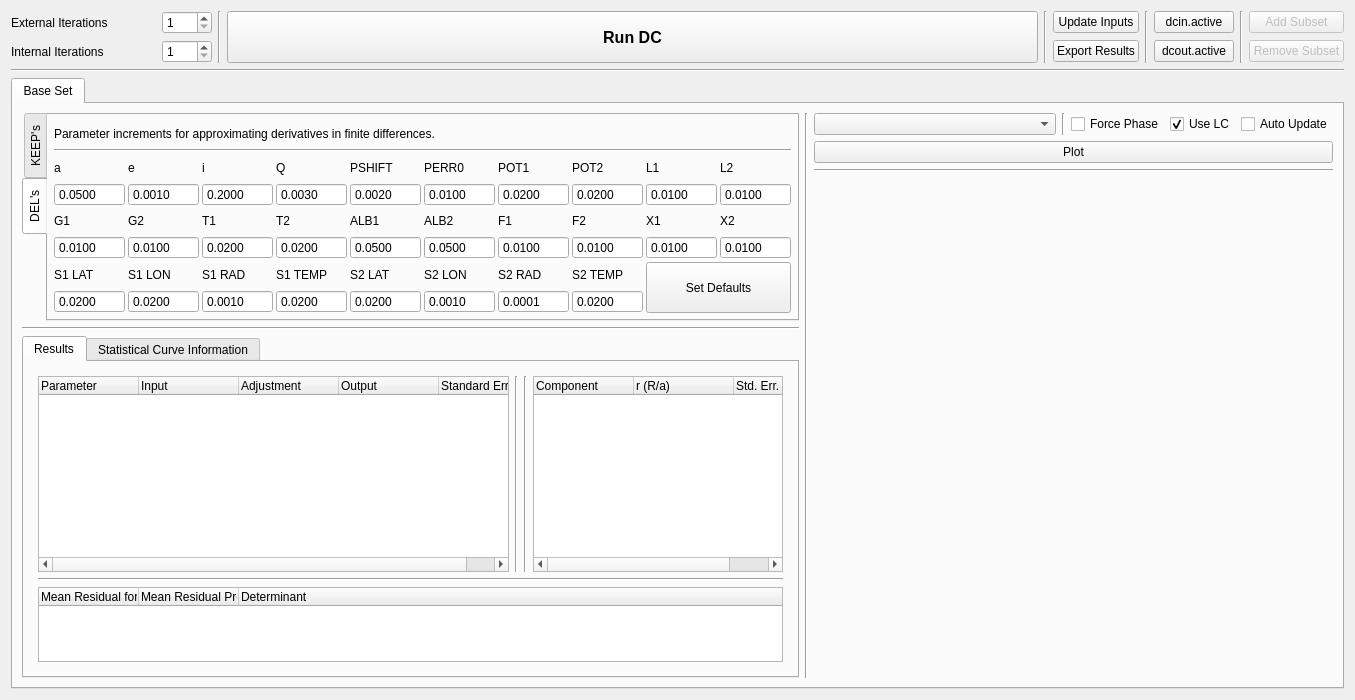
Before: the Qt Designer form resources/dc_widget.ui in Varnani/pywd2015-qt5, drawn with Qt 5.
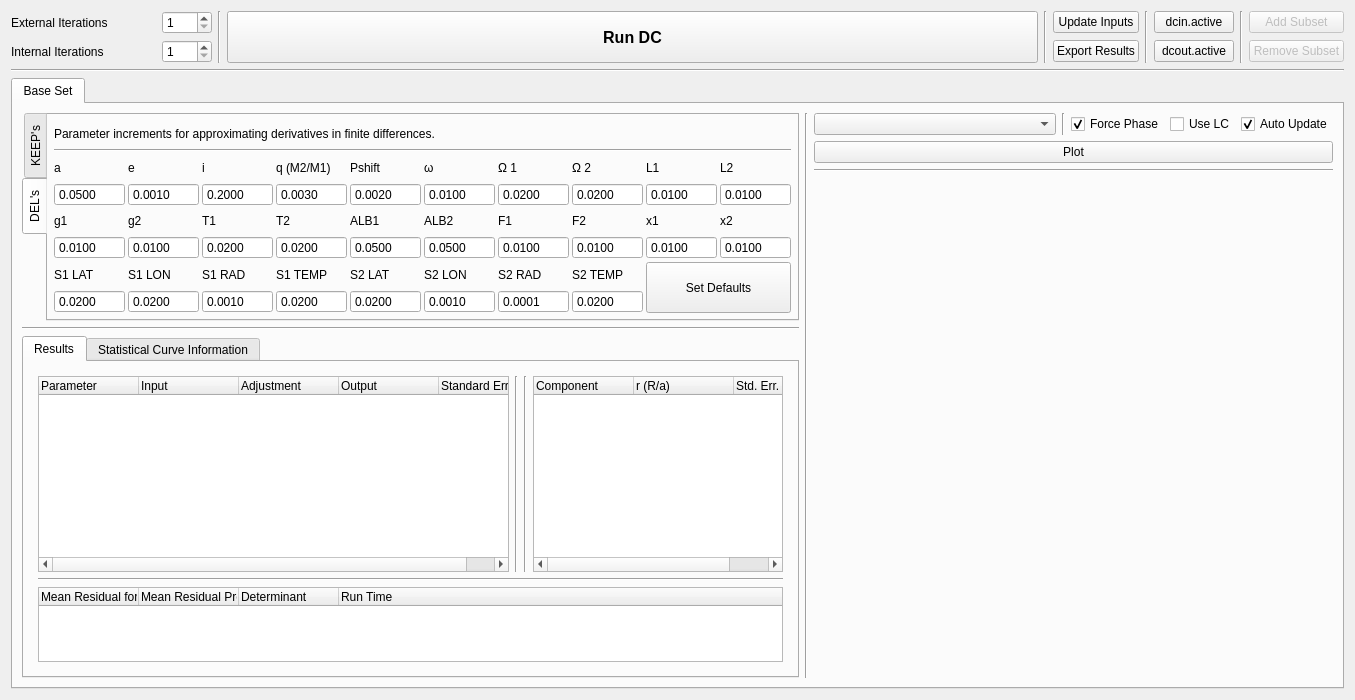
After: the same form once the commit is applied. The open tabs and pages were chosen to show the change.

```diff
--- a/resources/dc_widget.ui
+++ b/resources/dc_widget.ui
@@ -1324,7 +1324,7 @@
                 <string>Gravity darkening exponent</string>
                </property>
                <property name="text">
-                <string>G1</string>
+                <string>g1</string>
                </property>
               </widget>
              </item>
@@ -1378,7 +1378,7 @@
                 <string>Phase Shift</string>
                </property>
                <property name="text">
-                <string>PSHIFT</string>
+                <string>Pshift</string>
                </property>
               </widget>
              </item>
@@ -1394,7 +1394,7 @@
                 <string>Limb darkening coefficient</string>
                </property>
                <property name="text">
-                <string>X2</string>
+                <string>x2</string>
                </property>
               </widget>
              </item>
@@ -1426,7 +1426,7 @@
                 <string>Gravity darkening exponent</string>
                </property>
                <property name="text">
-                <string>G2</string>
+                <string>g2</string>
                </property>
               </widget>
              </item>
@@ -1458,7 +1458,7 @@
                 <string>V Gamma</string>
                </property>
                <property name="text">
-                <string>PERR0</string>
+                <string>ω</string>
                </property>
               </widget>
              </item>
@@ -1474,7 +1474,7 @@
                 <string>Surface potential</string>
                </property>
                <property name="text">
-                <string>POT2</string>
+                <string>Ω 2</string>
                </property>
               </widget>
              </item>
@@ -1528,7 +1528,7 @@
                 <string>Mass ratio, star 2/star 1</string>
                </property>
                <property name="text">
-                <string>Q</string>
+                <string>q (M2/M1)</string>
                </property>
               </widget>
              </item>
@@ -1630,7 +1630,7 @@
                 <string>Surface potential</string>
                </property>
                <property name="text">
-                <string>POT1</string>
+                <string>Ω 1</string>
                </property>
               </widget>
              </item>
@@ -1770,7 +1770,7 @@
                 <string>Limb darkening coefficient</string>
                </property>
                <property name="text">
-                <string>X1</string>
+                <string>x1</string>
                </property>
               </widget>
              </item>
@@ -2165,10 +2165,16 @@
                <property name="text">
                 <string>Force Phase</string>
                </property>
+               <property name="checked">
+                <bool>true</bool>
+               </property>
               </widget>
              </item>
              <item>
               <widget class="QCheckBox" name="uselc_chk">
+               <property name="enabled">
+                <bool>true</bool>
+               </property>
                <property name="toolTip">
                 <string>Use LC to output higher resolution model curve. [?]</string>
                </property>
@@ -2181,7 +2187,7 @@
                 <string>Use LC</string>
                </property>
                <property name="checked">
-                <bool>true</bool>
+                <bool>false</bool>
                </property>
               </widget>
              </item>
@@ -2193,6 +2199,9 @@
                <property name="text">
                 <string>Auto Update</string>
                </property>
+               <property name="checked">
+                <bool>true</bool>
+               </property>
               </widget>
              </item>
             </layout>
@@ -2391,6 +2400,11 @@
                  <string>Determinant</string>
                 </property>
                </column>
+               <column>
+                <property name="text">
+                 <string>Run Time</string>
+                </property>
+               </column>
               </widget>
              </item>
              <item row="0" column="2">
```
Left out of the diff: 4 changed lines with no effect on the pictures.
